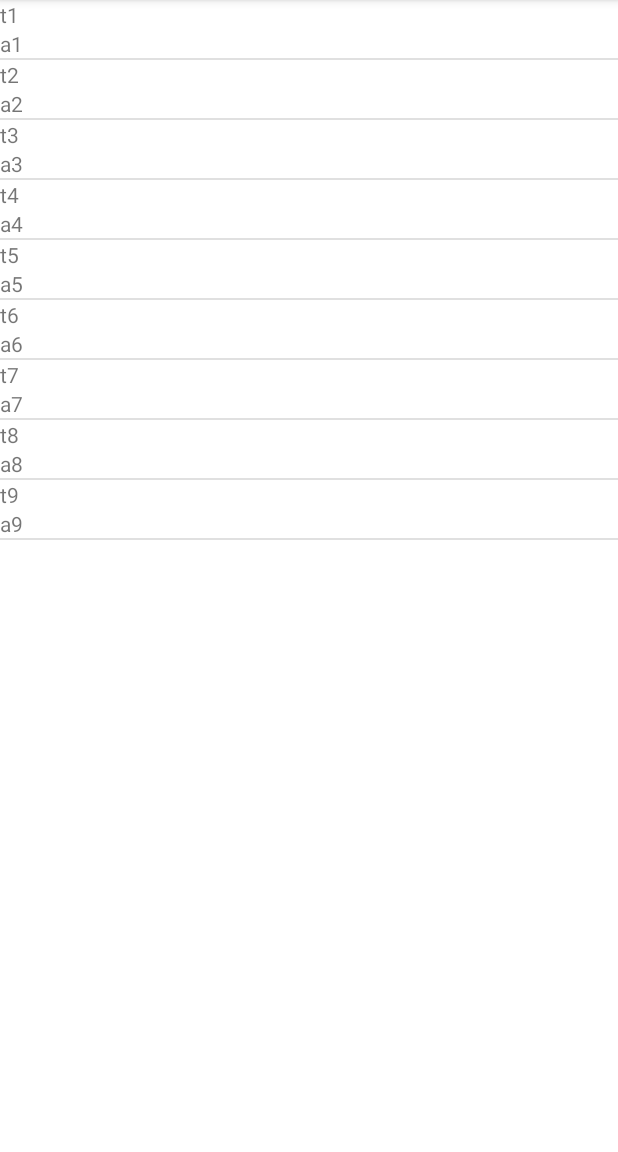
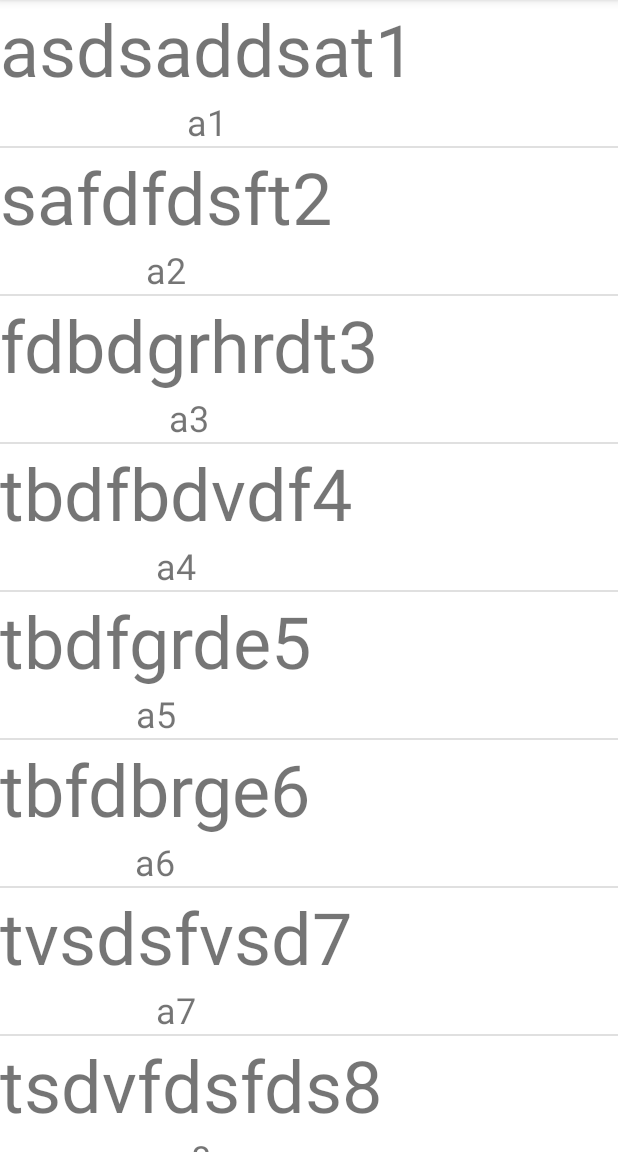
Before and after one commit to XufengRen/3515_LabAssignment07, an Android app: the screen it shows after launch (MainActivity), on a phone screen of 412 x 824 dp, the part 84-1236 px from its top. Run offline under Robolectric (Android 15) with nearby library versions, the phone set to English and light mode, and no system bars.

Commit message:
chenged cml style

```diff
--- a/app/src/main/java/edu/temple/bookshelf/MainActivity.java
+++ b/app/src/main/java/edu/temple/bookshelf/MainActivity.java
@@ -65,15 +65,15 @@ public class MainActivity extends AppCompatActivity implements BookListFragment.
 
     private BookList bookList(){
         BookList myList = new BookList();
-        myList.addBook("t1","a1");
-        myList.addBook("t2","a2");
-        myList.addBook("t3","a3");
-        myList.addBook("t4","a4");
-        myList.addBook("t5","a5");
-        myList.addBook("t6","a6");
-        myList.addBook("t7","a7");
-        myList.addBook("t8","a8");
-        myList.addBook("t9","a9");
+        myList.addBook("asdsaddsat1","a1");
+        myList.addBook("safdfdsft2","a2");
+        myList.addBook("fdbdgrhrdt3","a3");
+        myList.addBook("tbdfbdvdf4","a4");
+        myList.addBook("tbdfgrde5","a5");
+        myList.addBook("tbfdbrge6","a6");
+        myList.addBook("tvsdsfvsd7","a7");
+        myList.addBook("tsdvfdsfds8","a8");
+        myList.addBook("dsfsdfdst9","a9");
         return myList;
     }
 
--- a/app/src/main/res/layout/fragment_book_list.xml
+++ b/app/src/main/res/layout/fragment_book_list.xml
@@ -1,13 +1,14 @@
 <?xml version="1.0" encoding="utf-8"?>
-<androidx.constraintlayout.widget.ConstraintLayout xmlns:android="http://schemas.android.com/apk/res/android"
+<FrameLayout xmlns:android="http://schemas.android.com/apk/res/android"
     xmlns:app="http://schemas.android.com/apk/res-auto"
     xmlns:tools="http://schemas.android.com/tools"
     android:layout_width="match_parent"
     android:layout_height="match_parent"
-    tools:context=".">
+    tools:context=".BookListFragment">
 
     <ListView
         android:id="@+id/list_f01"
         android:layout_width="match_parent"
-        android:layout_height="match_parent" />
-</androidx.constraintlayout.widget.ConstraintLayout>
+        android:layout_height="match_parent"
+        android:layout_gravity="center"/>
+</FrameLayout>
--- a/app/src/main/res/layout/fragment_display.xml
+++ b/app/src/main/res/layout/fragment_display.xml
@@ -12,26 +12,24 @@
         android:layout_width="411dp"
         android:layout_height="176dp"
         android:gravity="center"
-        android:text="Display_Title"
-        android:textSize="32dp"
+        android:textSize="64sp"
         app:layout_constraintBottom_toTopOf="@+id/display_author"
         app:layout_constraintEnd_toEndOf="parent"
-        app:layout_constraintHorizontal_bias="1.0"
+        app:layout_constraintHorizontal_bias="0.0"
         app:layout_constraintStart_toStartOf="parent"
         app:layout_constraintTop_toTopOf="parent"
-        app:layout_constraintVertical_bias="0.689" />
+        app:layout_constraintVertical_bias="1.0" />
 
     <TextView
         android:id="@+id/display_author"
         android:layout_width="406dp"
         android:layout_height="172dp"
-        android:layout_marginBottom="280dp"
+        android:layout_marginBottom="56dp"
         android:gravity="center"
-        android:text="Display_Author"
-        android:textSize="24dp"
+        android:textSize="32sp"
         app:layout_constraintBottom_toBottomOf="parent"
         app:layout_constraintEnd_toEndOf="parent"
-        app:layout_constraintHorizontal_bias="1.0"
+        app:layout_constraintHorizontal_bias="0.0"
         app:layout_constraintStart_toStartOf="parent" />
 
 </androidx.constraintlayout.widget.ConstraintLayout>
--- a/app/src/main/res/layout/list_item.xml
+++ b/app/src/main/res/layout/list_item.xml
@@ -9,11 +9,13 @@
         android:id="@+id/list_title"
         android:layout_width="wrap_content"
         android:layout_height="wrap_content"
-        android:text="TextView" />
+        android:textSize="48sp"
+        android:layout_gravity="center"/>
 
     <TextView
         android:id="@+id/list_author"
         android:layout_width="wrap_content"
         android:layout_height="wrap_content"
-        android:text="TextView" />
+        android:textSize="24sp"
+        android:layout_gravity="center"/>
 </LinearLayout>
```
